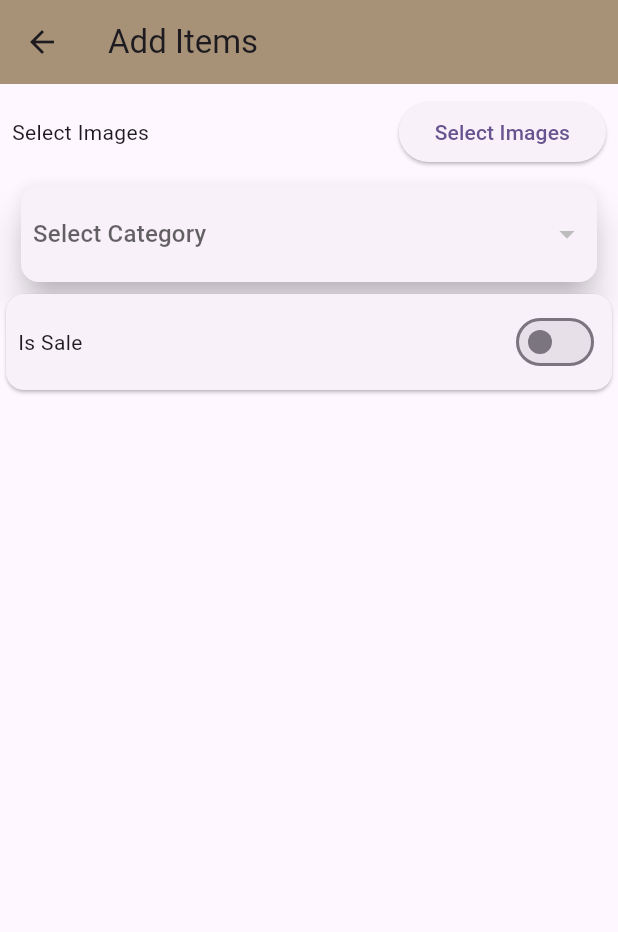
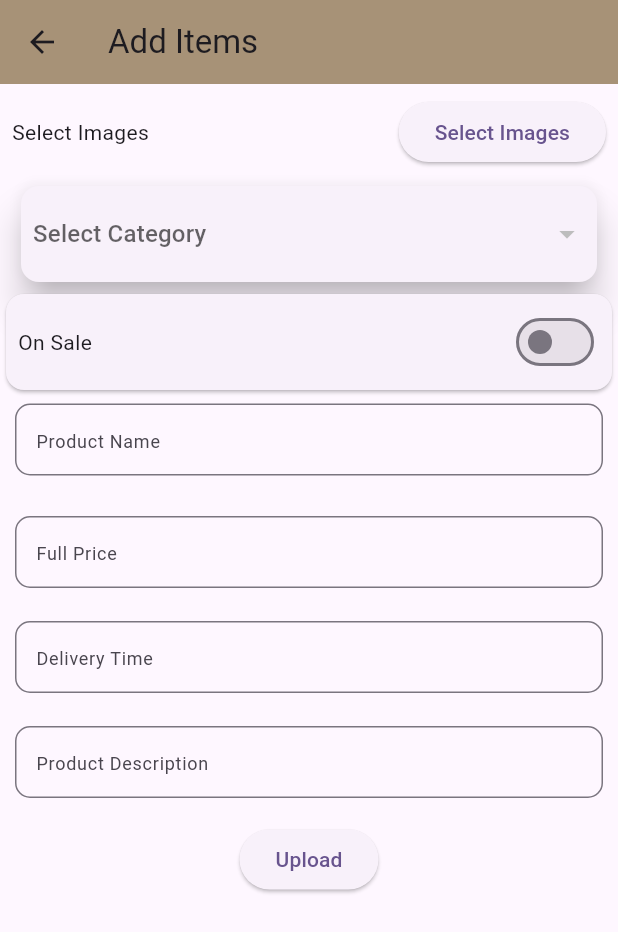
Before and after one commit to NajwaShaharudin/UniLoot, a Flutter app: the AddItemsScreen screen opened directly, on a phone screen of 412 x 824 dp. Shown: the top 932 px of the screen. Run offline on Flutter 3.47's test engine with Material 3 defaults, Android fonts, the phone set to English and light mode, and no system bars; our stand-ins replace cached_network_image, carousel_slider, cloud_firestore, device_info_plus, firebase_auth, firebase_core and 10 more; missing offline and left inert: image_card; accounts and stored records are empty.

Commit message:
form fields to upload item

```diff
--- a/lib/screens/admin_panel/add_products_screen.dart
+++ b/lib/screens/admin_panel/add_products_screen.dart
@@ -1,5 +1,4 @@
 import 'dart:io';
-
 import 'package:flutter/material.dart';
 import 'package:get/get.dart';
 import 'package:uni_loot/controllers/admin_product_img_controller.dart';
@@ -18,8 +17,13 @@ class AddItemsScreen extends StatelessWidget {
    CategoryController categoryController =
      Get.put(CategoryController());
 
-   isSaleController saleController =
-   Get.put(isSaleController());
+   isSaleController saleController = Get.put(isSaleController());
+
+   TextEditingController productNameController = TextEditingController();
+   TextEditingController salePriceController = TextEditingController();
+   TextEditingController fullPriceController = TextEditingController();
+   TextEditingController deliveryTimeController = TextEditingController();
+   TextEditingController productDescriptionController = TextEditingController();
 
   @override
   Widget build(BuildContext context) {
@@ -111,7 +115,7 @@ class AddItemsScreen extends StatelessWidget {
                     child: Row(
                       mainAxisAlignment: MainAxisAlignment.spaceBetween,
                       children: [
-                        Text("Is Sale"),
+                        Text("On Sale"),
                         Switch(
                             value: isSaleController.isSale.value,
                             activeColor: AppConstant.appMainColor,
@@ -124,6 +128,128 @@ class AddItemsScreen extends StatelessWidget {
                 ),
                 );
                 },
+            ),
+
+            //form
+            SizedBox(height: 5.0),
+            Container(
+              height: 65,
+              margin: EdgeInsets.symmetric(horizontal: 10.0),
+              child: TextFormField(
+                cursorColor: AppConstant.appMainColor,
+                textInputAction: TextInputAction.next,
+                controller: productNameController,
+                decoration: InputDecoration(
+                  contentPadding: EdgeInsets.symmetric(
+                    horizontal: 10.0,
+                  ),
+                  hintText: "Product Name",
+                  hintStyle: TextStyle(fontSize: 12.0),
+                  border: OutlineInputBorder(
+                      borderRadius: BorderRadius.all(
+                        Radius.circular(10.0),
+                      ),
+                  ),
+                ),
+              ),
+            ),
+            SizedBox(height: 5.0),
+
+            Obx((){
+              return saleController.isSale.value ?  Container(
+                height: 65,
+                margin: EdgeInsets.symmetric(horizontal: 10.0),
+                child: TextFormField(
+                  cursorColor: AppConstant.appMainColor,
+                  textInputAction: TextInputAction.next,
+                  controller: salePriceController,
+                  decoration: InputDecoration(
+                    contentPadding: EdgeInsets.symmetric(
+                      horizontal: 10.0,
+                    ),
+                    hintText: "Sale Price",
+                    hintStyle: TextStyle(fontSize: 12.0),
+                    border: OutlineInputBorder(
+                      borderRadius: BorderRadius.all(
+                        Radius.circular(10.0),
+                      ),
+                    ),
+                  ),
+                ),
+              ) : SizedBox.shrink();
+            }),
+
+
+            SizedBox(height: 5.0),
+            Container(
+              height: 65,
+              margin: EdgeInsets.symmetric(horizontal: 10.0),
+              child: TextFormField(
+                cursorColor: AppConstant.appMainColor,
+                textInputAction: TextInputAction.next,
+                controller: fullPriceController,
+                decoration: InputDecoration(
+                  contentPadding: EdgeInsets.symmetric(
+                    horizontal: 10.0,
+                  ),
+                  hintText: "Full Price",
+                  hintStyle: TextStyle(fontSize: 12.0),
+                  border: OutlineInputBorder(
+                    borderRadius: BorderRadius.all(
+                      Radius.circular(10.0),
+                    ),
+                  ),
+                ),
+              ),
+            ),
+            SizedBox(height: 5.0),
+            Container(
+              height: 65,
+              margin: EdgeInsets.symmetric(horizontal: 10.0),
+              child: TextFormField(
+                cursorColor: AppConstant.appMainColor,
+                textInputAction: TextInputAction.next,
+                controller: deliveryTimeController,
+                decoration: InputDecoration(
+                  contentPadding: EdgeInsets.symmetric(
+                    horizontal: 10.0,
+                  ),
+                  hintText: "Delivery Time",
+                  hintStyle: TextStyle(fontSize: 12.0),
+                  border: OutlineInputBorder(
+                    borderRadius: BorderRadius.all(
+                      Radius.circular(10.0),
+                    ),
+                  ),
+                ),
+              ),
+            ),
+            SizedBox(height: 5.0),
+            Container(
+              height: 65,
+              margin: EdgeInsets.symmetric(horizontal: 10.0),
+              child: TextFormField(
+                cursorColor: AppConstant.appMainColor,
+                textInputAction: TextInputAction.next,
+                controller: productDescriptionController,
+                decoration: InputDecoration(
+                  contentPadding: EdgeInsets.symmetric(
+                    horizontal: 10.0,
+                  ),
+                  hintText: "Product Description",
+                  hintStyle: TextStyle(fontSize: 12.0),
+                  border: OutlineInputBorder(
+                    borderRadius: BorderRadius.all(
+                      Radius.circular(10.0),
+                    ),
+                  ),
+                ),
+              ),
+            ),
+
+            ElevatedButton(
+                onPressed: (){},
+                child: Text("Upload"),
             )
           ],
         ),
```
